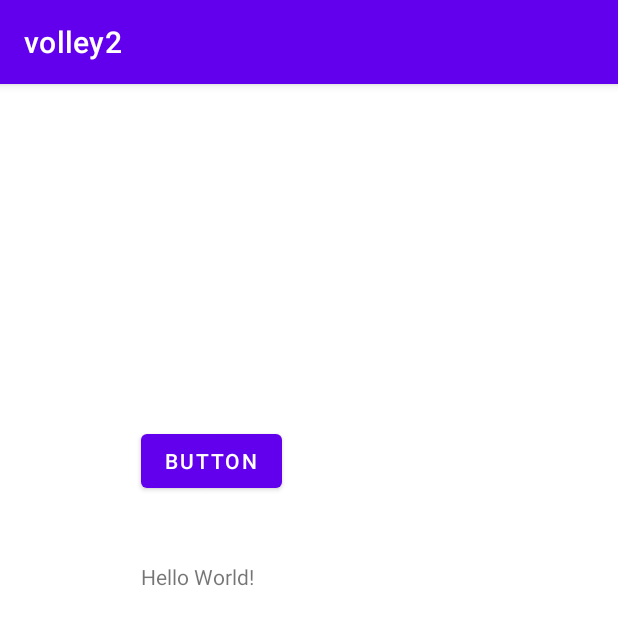
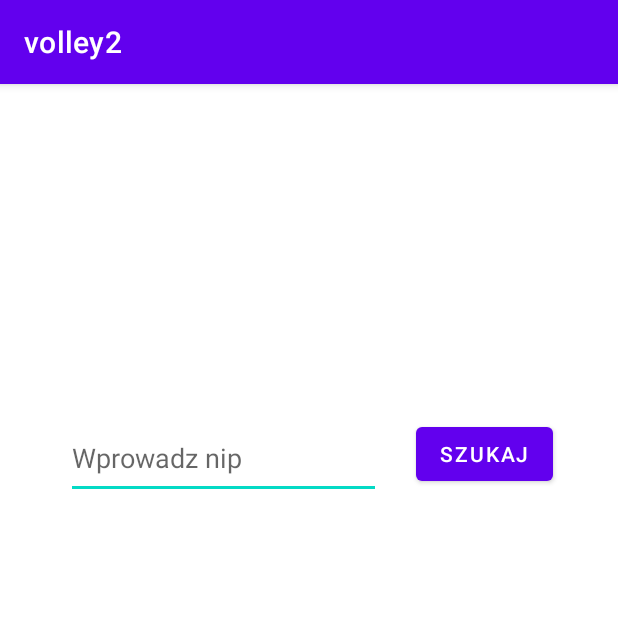
Before and after one commit to jagoda97/NipAndroidProject, an Android app: the screen it shows after launch (MainActivity), on a phone screen of 412 x 824 dp. Shown: the top 625 px of the screen. Run offline under Robolectric (Android 15) with nearby library versions, the phone set to English and light mode, and no system bars; our stand-ins replace Volley.

Commit message:
added EditText and function to generate the date

```diff
--- a/app/src/main/java/com/example/volley2/MainActivity.java
+++ b/app/src/main/java/com/example/volley2/MainActivity.java
@@ -5,6 +5,7 @@ import androidx.appcompat.app.AppCompatActivity;
 import android.os.Bundle;
 import android.view.View;
 import android.widget.Button;
+import android.widget.EditText;
 import android.widget.TextView;
 
 import com.android.volley.Cache;
@@ -19,27 +20,43 @@ import com.android.volley.toolbox.HurlStack;
 import com.android.volley.toolbox.StringRequest;
 import com.google.gson.Gson;
 
+import java.text.SimpleDateFormat;
+import java.util.Date;
+
 public class MainActivity extends AppCompatActivity {
 
 
+    EditText text;
+    String generatedDate=setDate();
 
     @Override
     protected void onCreate(Bundle savedInstanceState) {
         super.onCreate(savedInstanceState);
         setContentView(R.layout.activity_main);
         Button btn=findViewById(R.id.button);
-        String url = "https://wl-api.mf.gov.pl/api/search/nip/5260250274?date=2021-12-05";
-                //"https://programming-quotes-api.herokuapp.com/quotes/random";
+        btn.setText("Szukaj");
+        String nip;
+       // nip=String.valueOf(text.getText());
+        //526025027452
+        text=findViewById(R.id.editText);
+        text.setHint("Wprowadz nip");
+        //"https://programming-quotes-api.herokuapp.com/quotes/random";
+        setDate();
         TextView textView= findViewById(R.id.textView);
         btn.setOnClickListener(new View.OnClickListener() {
             @Override
             public void onClick(View view) {
-                    volleyWork(textView,url);
+                //9270101431
+                String url = "https://wl-api.mf.gov.pl/api/search/nip/"+text.getText()+generatedDate;
+                        //"?date=2021-12-05";
+                volleyWork(textView,url);
 
             }
         });
 
     }
+
+
 
     public void volleyWork(TextView t,String url)
     {
@@ -78,4 +95,13 @@ public class MainActivity extends AppCompatActivity {
 
     }
 
+    public String setDate()
+    {
+        Date date=new Date();
+        SimpleDateFormat formatDate = new SimpleDateFormat("yyyy-MM-dd");
+        // System.out.println(formatDate.format(date));
+        String stringDate=formatDate.format(date);
+        return "?date="+stringDate;
+    }
+
 }
--- a/app/src/main/res/layout/activity_main.xml
+++ b/app/src/main/res/layout/activity_main.xml
@@ -8,9 +8,8 @@
 
     <TextView
         android:id="@+id/textView"
-        android:layout_width="224dp"
-        android:layout_height="131dp"
-        android:text="Hello World!"
+        android:layout_width="261dp"
+        android:layout_height="140dp"
         app:layout_constraintBottom_toBottomOf="parent"
         app:layout_constraintLeft_toLeftOf="parent"
         app:layout_constraintRight_toRightOf="parent"
@@ -24,9 +23,25 @@
         android:text="Button"
         app:layout_constraintBottom_toTopOf="@+id/textView"
         app:layout_constraintEnd_toEndOf="parent"
-        app:layout_constraintHorizontal_bias="0.296"
+        app:layout_constraintHorizontal_bias="0.864"
         app:layout_constraintStart_toStartOf="parent"
         app:layout_constraintTop_toTopOf="parent"
         app:layout_constraintVertical_bias="1.0" />
 
+    <EditText
+        android:id="@+id/editText"
+        android:layout_width="210dp"
+        android:layout_height="54dp"
+        android:layout_marginStart="36dp"
+        android:layout_marginBottom="36dp"
+        android:ems="10"
+        android:hint="wprowadz Nip"
+        android:inputType="textPersonName"
+        app:layout_constraintBottom_toTopOf="@+id/textView"
+        app:layout_constraintEnd_toStartOf="@+id/button"
+        app:layout_constraintHorizontal_bias="0.25"
+        app:layout_constraintStart_toStartOf="parent"
+        app:layout_constraintTop_toTopOf="parent"
+        app:layout_constraintVertical_bias="0.995" />
+
 </androidx.constraintlayout.widget.ConstraintLayout>
```
